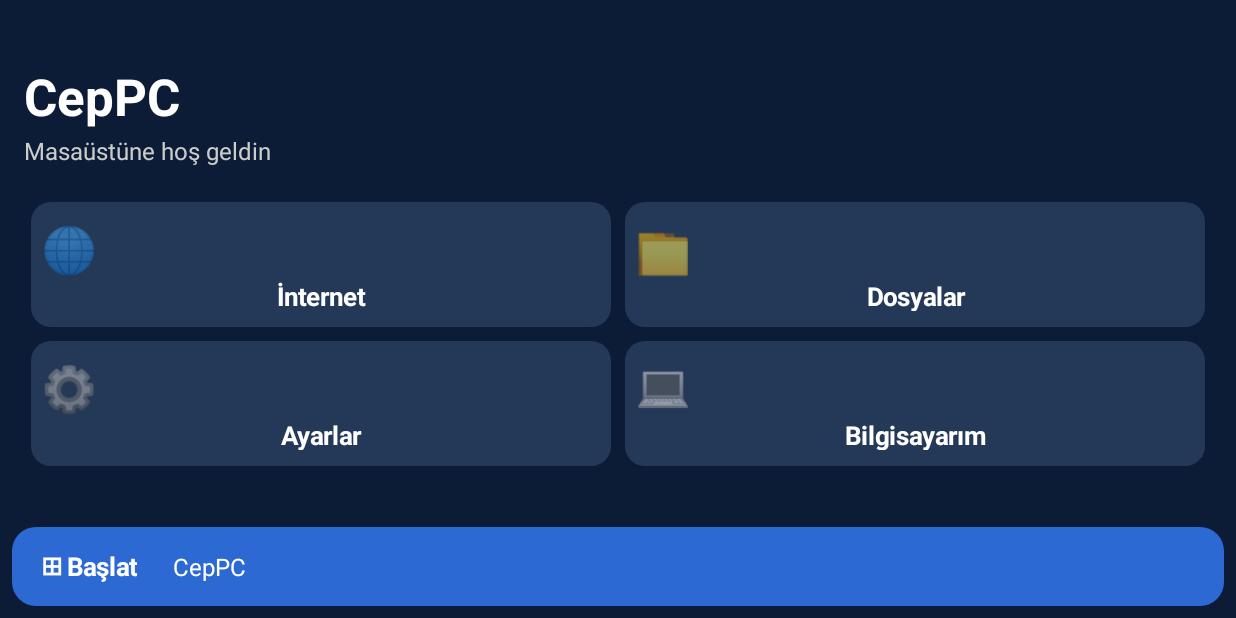
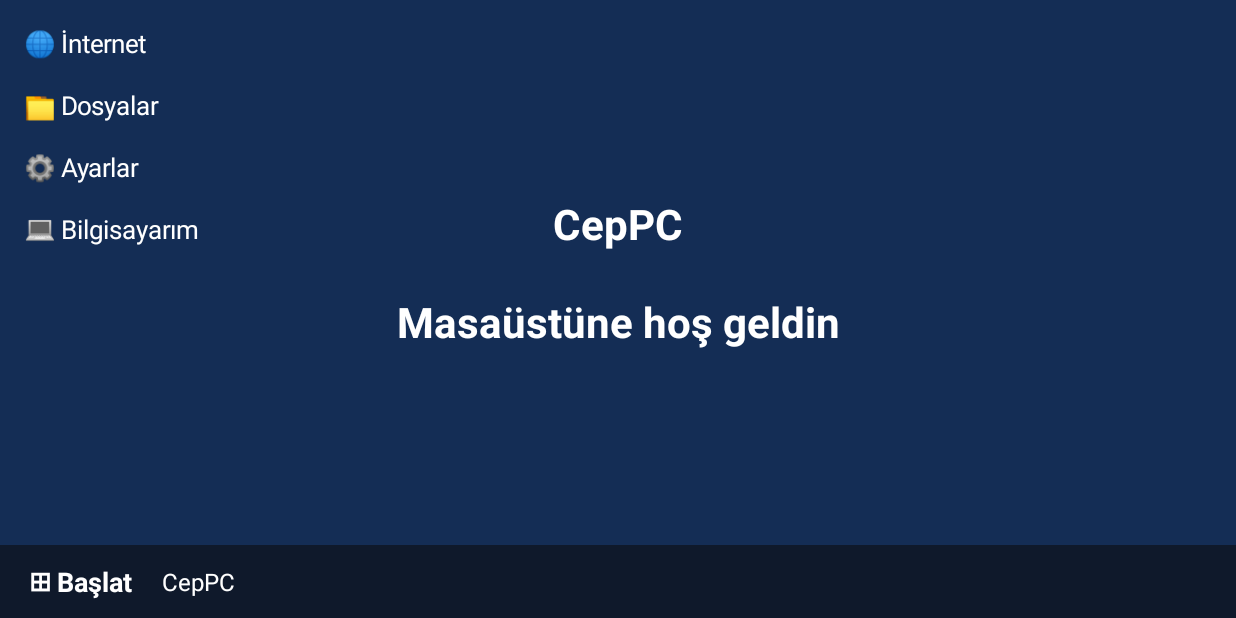
Before and after one commit to guneyeymenzengin40-lab/CepPC, an Android app: the screen it shows after launch (MainActivity), on a phone screen of 824 x 412 dp (held sideways). Run offline under Robolectric (Android 15) with nearby library versions, the phone set to English and light mode, and no system bars.

Commit message:
Update MainActivity.kt

```diff
--- a/app/src/main/java/com/ceppc/desktop/MainActivity.kt
+++ b/app/src/main/java/com/ceppc/desktop/MainActivity.kt
@@ -1,159 +1,123 @@
 
 package com.ceppc.desktop
 
-import android.app.Activity
-import android.app.AlertDialog
-import android.content.Intent
-import android.net.Uri
+import android.app.*
 import android.os.Bundle
-import android.provider.Settings
 import android.graphics.Color
 import android.graphics.Typeface
 import android.graphics.drawable.GradientDrawable
-import android.view.Gravity
+import android.content.Intent
+import android.net.Uri
+import android.view.*
+import android.webkit.WebView
+import android.webkit.WebViewClient
 import android.widget.*
 
 class MainActivity : Activity() {
 
-    private val navy = Color.rgb(13, 28, 54)
-    private val blue = Color.rgb(45, 105, 210)
-    private val white = Color.WHITE
+    private val blue = Color.rgb(20, 45, 85)
+    private val panel = Color.rgb(32, 48, 72)
+    private lateinit var desktop: FrameLayout
+    private var windowCount = 0
 
     override fun onCreate(savedInstanceState: Bundle?) {
         super.onCreate(savedInstanceState)
+        window.statusBarColor = blue
+        window.navigationBarColor = blue
 
-        window.statusBarColor = navy
-        window.navigationBarColor = navy
+        val root = LinearLayout(this)
+        root.orientation = LinearLayout.VERTICAL
+        root.setBackgroundColor(blue)
 
-        val root = LinearLayout(this).apply {
-            orientation = LinearLayout.VERTICAL
-            setBackgroundColor(navy)
-        }
+        desktop = FrameLayout(this)
+        desktop.setBackgroundColor(blue)
 
-        val desktop = LinearLayout(this).apply {
-            orientation = LinearLayout.VERTICAL
+        val wallpaper = TextView(this).apply {
+            text = "CepPC\n\nMasaüstüne hoş geldin"
+            textSize = 28f
             gravity = Gravity.CENTER
-            setPadding(24, 24, 24, 16)
-        }
-
-        val heading = TextView(this).apply {
-            text = "CepPC"
-            textSize = 34f
-            setTextColor(white)
+            setTextColor(Color.WHITE)
             setTypeface(null, Typeface.BOLD)
         }
 
-        val subtitle = TextView(this).apply {
-            text = "Masaüstüne hoş geldin"
-            textSize = 16f
-            setTextColor(Color.LTGRAY)
-            setPadding(0, 4, 0, 28)
+        desktop.addView(wallpaper, FrameLayout.LayoutParams(-1, -1))
+
+        val icons = LinearLayout(this).apply {
+            orientation = LinearLayout.VERTICAL
+            setPadding(12, 12, 12, 12)
         }
 
-        desktop.addView(heading)
-        desktop.addView(subtitle)
+        addIcon(icons, "🌐 İnternet") { openBrowser() }
+        addIcon(icons, "📁 Dosyalar") { openFiles() }
+        addIcon(icons, "⚙️ Ayarlar") { openSettings() }
+        addIcon(icons, "💻 Bilgisayarım") { openComputer() }
 
-        val row1 = LinearLayout(this)
-        val row2 = LinearLayout(this)
+        desktop.addView(icons)
 
-        addTile(row1, "🌐", "İnternet", "Web sitelerini aç", ::openBrowser)
-        addTile(row1, "📁", "Dosyalar", "Dosyalarını görüntüle", ::openFiles)
-        addTile(row2, "⚙️", "Ayarlar", "Tablet ayarları", ::openSettings)
-        addTile(row2, "💻", "Bilgisayarım", "CepPC hakkında", ::showAbout)
+        root.addView(desktop, LinearLayout.LayoutParams(-1, 0, 1f))
 
-        desktop.addView(row1)
-        desktop.addView(row2)
-
-        root.addView(
-            desktop,
-            LinearLayout.LayoutParams(
-                LinearLayout.LayoutParams.MATCH_PARENT,
-                0,
-                1f
-            )
-        )
-
-        val taskbar = LinearLayout(this).apply {
+        val bar = LinearLayout(this).apply {
             gravity = Gravity.CENTER_VERTICAL
-            orientation = LinearLayout.HORIZONTAL
-            setPadding(12, 10, 12, 10)
-            background = rounded(blue, 24)
+            setBackgroundColor(Color.rgb(15, 25, 43))
+            setPadding(12, 8, 12, 8)
         }
 
         val start = TextView(this).apply {
             text = "⊞ Başlat"
-            textSize = 17f
-            setTextColor(white)
+            textSize = 18f
+            setTextColor(Color.WHITE)
             setTypeface(null, Typeface.BOLD)
-            gravity = Gravity.CENTER
-            setPadding(18, 12, 18, 12)
-            setOnClickListener { showStartMenu() }
+            setPadding(18, 10, 18, 10)
+            setOnClickListener { showStart() }
         }
 
-        val taskTitle = TextView(this).apply {
-            text = "   CepPC"
+        val clock = TextView(this).apply {
+            text = "  CepPC"
             textSize = 16f
-            setTextColor(white)
+            setTextColor(Color.WHITE)
         }
 
-        taskbar.addView(start)
-        taskbar.addView(taskTitle)
-
-        root.addView(
-            taskbar,
-            LinearLayout.LayoutParams(
-                LinearLayout.LayoutParams.MATCH_PARENT,
-                LinearLayout.LayoutParams.WRAP_CONTENT
-            ).apply {
-                setMargins(12, 0, 12, 12)
-            }
-        )
+        bar.addView(start)
+        bar.addView(clock)
+        root.addView(bar)
 
         setContentView(root)
     }
 
-    private fun addTile(
-        row: LinearLayout,
-        icon: String,
-        title: String,
-        description: String,
-        action: () -> Unit
-    ) {
-        val tile = LinearLayout(this).apply {
-            orientation = LinearLayout.VERTICAL
-            gravity = Gravity.CENTER
-            setPadding(10, 16, 10, 16)
-            background = rounded(Color.rgb(36, 57, 88), 20)
+    private fun addIcon(list: LinearLayout, name: String, action: () -> Unit) {
+        val item = TextView(this).apply {
+            text = name
+            textSize = 17f
+            setTextColor(Color.WHITE)
+            setPadding(12, 14, 12, 14)
             setOnClickListener { action() }
         }
+        list.addView(item)
+    }
 
-        val iconView = TextView(this).apply {
-            text = icon
-            textSize = 30f
+    private fun showStart() {
+        val menu = LinearLayout(this).apply {
+            orientation = LinearLayout.VERTICAL
+            setPadding(20, 20, 20, 20)
+            background = rounded(panel, 22)
         }
 
-        val titleView = TextView(this).apply {
-            text = title
-            textSize = 17f
-            setTextColor(white)
+        val title = TextView(this).apply {
+            text = "Başlat"
+            textSize = 25f
+            setTextColor(Color.WHITE)
             setTypeface(null, Typeface.BOLD)
-            gravity = Gravity.CENTER
         }
+        menu.addView(title)
 
-        val descView = TextView(this).apply {
-            text = description
-            textSize = 11f
-            setTextColor(Color.LTGRAY)
-            gravity = Gravity.CENTER
-        }
+        addIcon(menu, "🌐 İnternet") { openBrowser() }
+        addIcon(menu, "📁 Dosyalar") { openFiles() }
+        addIcon(menu, "⚙️ Ayarlar") { openSettings() }
+        addIcon(menu, "💻 Bilgisayarım") { openComputer() }
 
-        tile.addView(iconView)
-        tile.addView(titleView)
-        tile.addView(descView)
-
-        val params = LinearLayout.LayoutParams(0, 125, 1f)
-        params.setMargins(7, 7, 7, 7)
-        row.addView(tile, params)
+        val popup = PopupWindow(menu, 280, -2, true)
+        popup.isOutsideTouchable = true
+        popup.showAtLocation(desktop, Gravity.BOTTOM or Gravity.START, 12, 65)
     }
 
     private fun rounded(color: Int, radius: Int): GradientDrawable {
@@ -163,61 +127,127 @@ class MainActivity : Activity() {
         }
     }
 
-    private fun openBrowser() {
-        try {
-            startActivity(
-                Intent(
-                    Intent.ACTION_VIEW,
-                    Uri.parse("https://www.google.com")
-                )
-            )
-        } catch (e: Exception) {
-            Toast.makeText(this, "Tarayıcı bulunamadı", Toast.LENGTH_LONG).show()
+    private fun createWindow(title: String, content: View) {
+        windowCount++
+
+        val box = LinearLayout(this).apply {
+            orientation = LinearLayout.VERTICAL
+            background = rounded(Color.rgb(235, 240, 248), 14)
+            elevation = 18f
+        }
+
+        val header = LinearLayout(this).apply {
+            orientation = LinearLayout.HORIZONTAL
+            gravity = Gravity.CENTER_VERTICAL
+            setPadding(12, 8, 8, 8)
+            setBackgroundColor(Color.rgb(25, 55, 100))
+        }
+
+        val label = TextView(this).apply {
+            text = title
+            textSize = 16f
+            setTextColor(Color.WHITE)
+            setTypeface(null, Typeface.BOLD)
+        }
+
+        val close = TextView(this).apply {
+            text = " ✕ "
+            textSize = 18f
+            setTextColor(Color.WHITE)
+            setOnClickListener { desktop.removeView(box) }
+        }
+
+        header.addView(label, LinearLayout.LayoutParams(0, -2, 1f))
+        header.addView(close)
+
+        box.addView(header)
+        box.addView(content, LinearLayout.LayoutParams(-1, 0, 1f))
+
+        val params = FrameLayout.LayoutParams(650, 480)
+        params.gravity = Gravity.CENTER
+        desktop.addView(box, params)
+
+        var startX = 0f
+        var startY = 0f
+
+        header.setOnTouchListener { _, event ->
+            val p = box.layoutParams as FrameLayout.LayoutParams
+            when (event.action) {
+                MotionEvent.ACTION_DOWN -> {
+                    startX = event.rawX
+                    startY = event.rawY
+                    true
+                }
+                MotionEvent.ACTION_MOVE -> {
+                    p.leftMargin += (event.rawX - startX).toInt()
+                    p.topMargin += (event.rawY - startY).toInt()
+                    p.gravity = Gravity.TOP or Gravity.START
+                    startX = event.rawX
+                    startY = event.rawY
+                    box.layoutParams = p
+                    true
+                }
+                else -> false
+            }
         }
     }
 
+    private fun openBrowser() {
+        val web = WebView(this)
+        web.settings.javaScriptEnabled = true
+        web.webViewClient = WebViewClient()
+        web.loadUrl("https://www.google.com")
+
+        createWindow("İnternet", web)
+    }
+
     private fun openFiles() {
-        try {
-            val intent = Intent(Intent.ACTION_OPEN_DOCUMENT).apply {
-                addCategory(Intent.CATEGORY_OPENABLE)
-                type = "*/*"
+        val content = LinearLayout(this).apply {
+            orientation = LinearLayout.VERTICAL
+            setPadding(20, 20, 20, 20)
+        }
+
+        val text = TextView(this).apply {
+            text = "Dosyalarını açmak için aşağıya dokun."
+            textSize = 18f
+            setTextColor(Color.BLACK)
+        }
+
+        val button = Button(this).apply {
+            text = "Dosya seç"
+            setOnClickListener {
+                val intent = Intent(Intent.ACTION_OPEN_DOCUMENT)
+                intent.type = "*/*"
+                intent.addCategory(Intent.CATEGORY_OPENABLE)
+                startActivity(intent)
             }
-            startActivity(intent)
-        } catch (e: Exception) {
-            Toast.makeText(this, "Dosya yöneticisi açılamadı", Toast.LENGTH_LONG).show()
         }
+
+        content.addView(text)
+        content.addView(button)
+        createWindow("Dosya yöneticisi", content)
     }
 
     private fun openSettings() {
-        startActivity(Intent(Settings.ACTION_SETTINGS))
+        startActivity(Intent(android.provider.Settings.ACTION_SETTINGS))
     }
 
-    private fun showAbout() {
+    private fun openComputer() {
+        val text = TextView(this).apply {
+            text = "CepPC bilgisayarım\n\nAndroid cihaz depolaması\n\nWindows EXE desteği henüz eklenmedi."
+            textSize = 19f
+            setTextColor(Color.BLACK)
+            setPadding(20, 20, 20, 20)
+        }
+        createWindow("Bilgisayarım", text)
+    }
+
+    override fun onBackPressed() {
         AlertDialog.Builder(this)
             .setTitle("CepPC")
-            .setMessage("CepPC masaüstü başlangıç sürümü.\n\nSamsung Galaxy Tab için hazırlanıyor.")
-            .setPositiveButton("Tamam", null)
-            .show()
-    }
-
-    private fun showStartMenu() {
-        val items = arrayOf(
-            "İnternet",
-            "Dosyalar",
-            "Ayarlar",
-            "Hakkında"
-        )
-
-        AlertDialog.Builder(this)
-            .setTitle("Başlat")
-            .setItems(items) { _, which ->
-                when (which) {
-                    0 -> openBrowser()
-                    1 -> openFiles()
-                    2 -> openSettings()
-                    3 -> showAbout()
-                }
-            }
+            .setMessage("Masaüstünden çıkmak istiyor musun?")
+            .setNegativeButton("Hayır", null)
+            .setPositiveButton("Çıkış") { _, _ -> finish() }
             .show()
     }
 }
```
